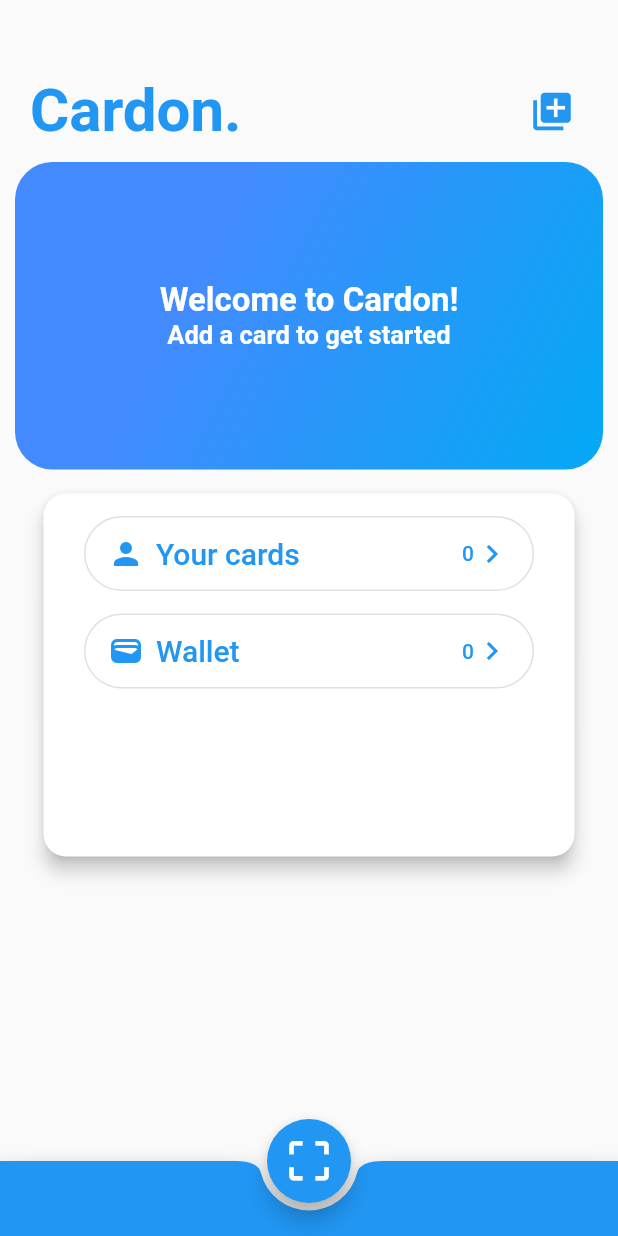
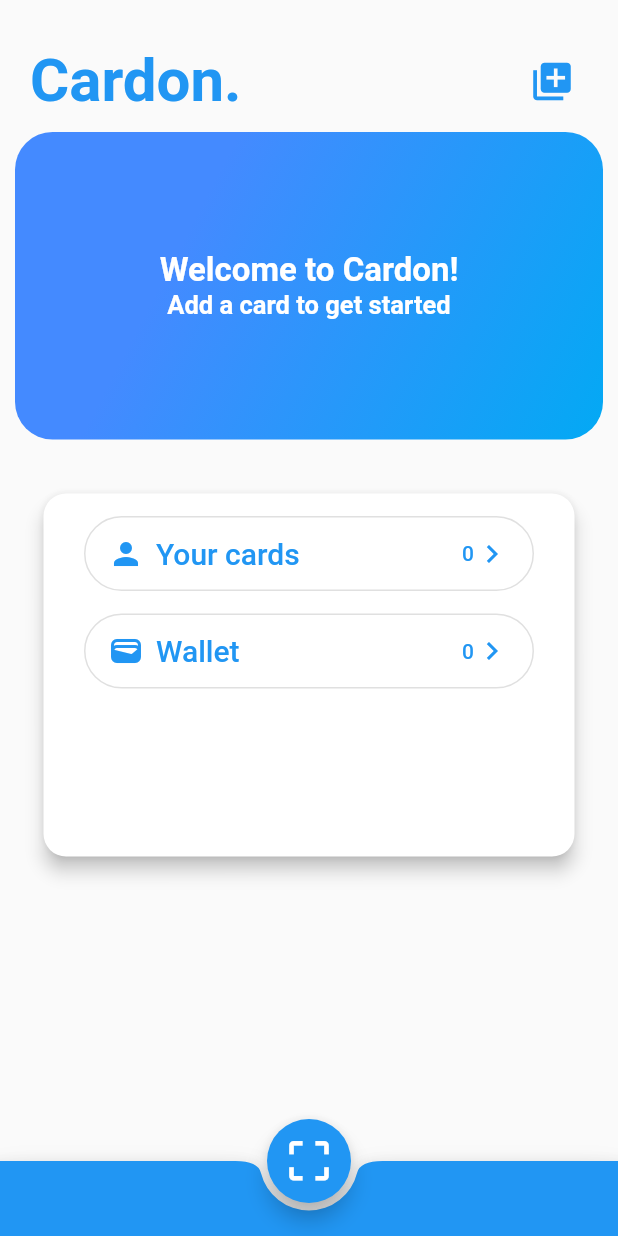
Before and after one commit to ElPlaso/Cardon, a Flutter app: the screen it shows once a user with an empty profile is signed in, on a phone screen of 412 x 824 dp. Run offline on Flutter 3.47's test engine with Material 2 defaults, Android fonts, the phone set to English and light mode, and no system bars; our stand-ins replace auto_size_text, carousel_slider, cloud_firestore, firebase_auth, firebase_core, flutter_dotenv and 4 more; missing offline and left inert: card_stack_widget, clickable_list_wheel_view, mobile_scanner, widgets_to_image; accounts and stored records are empty.

Commit message:
home: update carousel.
adjust padding. add rounded corners and shadow.

```diff
--- a/lib/home/home.dart
+++ b/lib/home/home.dart
@@ -48,8 +48,11 @@ class HomeState extends State<Home> {
                 flexibleSpace: Column(
                   children: [
                     Padding(
-                      padding:
-                          const EdgeInsets.only(left: 20, right: 20, top: 50),
+                      padding: const EdgeInsets.only(
+                        left: 20,
+                        right: 20,
+                        top: 30,
+                      ),
                       child: Row(
                         mainAxisAlignment: MainAxisAlignment.spaceBetween,
                         crossAxisAlignment: CrossAxisAlignment.start,
```
Also changed, not shown: lib/home/widgets/carousel.dart (+18 -1 lines).
